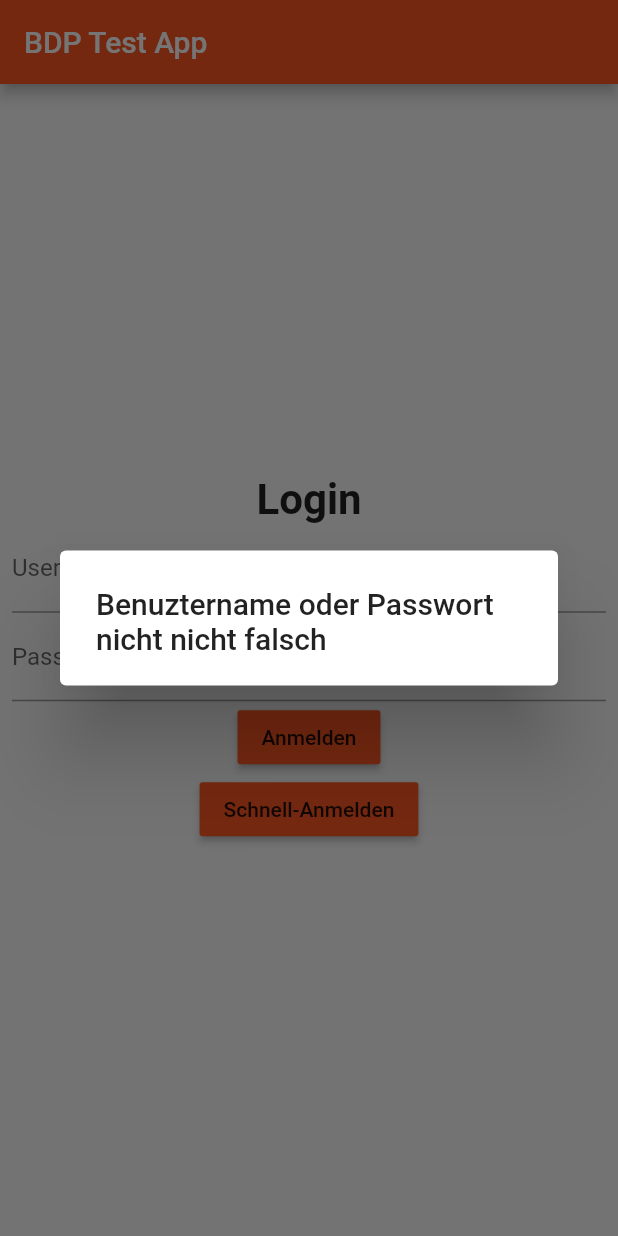
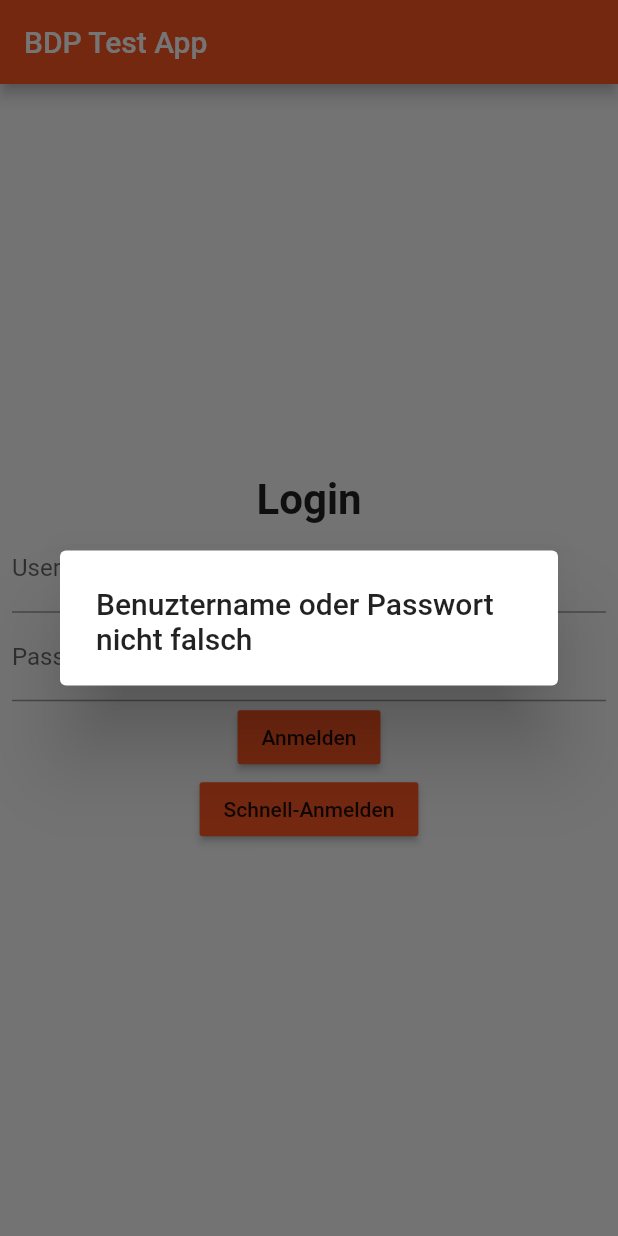
Before and after one commit to shukon/BDP, a Flutter app: the screen it shows after launch, after a tap on "Anmelden", on a phone screen of 412 x 824 dp. Run offline on Flutter 3.47's test engine with Material 2 defaults, Android fonts, the phone set to English and light mode, and no system bars; missing offline and left inert: emoji_picker.

Commit message:
Merge remote-tracking branch 'origin/master'
# Conflicts:
#	bdp_app/lib/pages/LoginPage.dart

```diff
--- a/bdp_app/lib/pages/LoginPage.dart
+++ b/bdp_app/lib/pages/LoginPage.dart
@@ -93,7 +93,7 @@ class _LoginPageState extends State<LoginPage> {
             builder: (BuildContext context) {
               return AlertDialog(
                   title: new Text(
-                      "Benuztername oder Passwort nicht nicht falsch"));
+                      "Benuztername oder Passwort nicht falsch"));
             });
       }
     });
```
